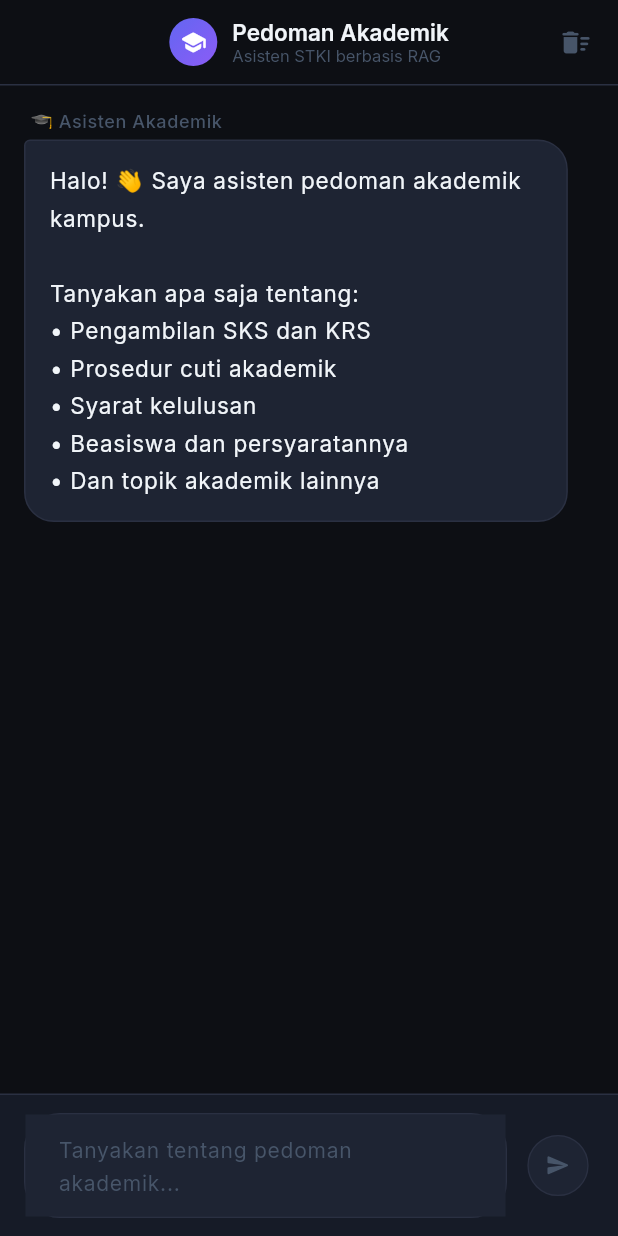
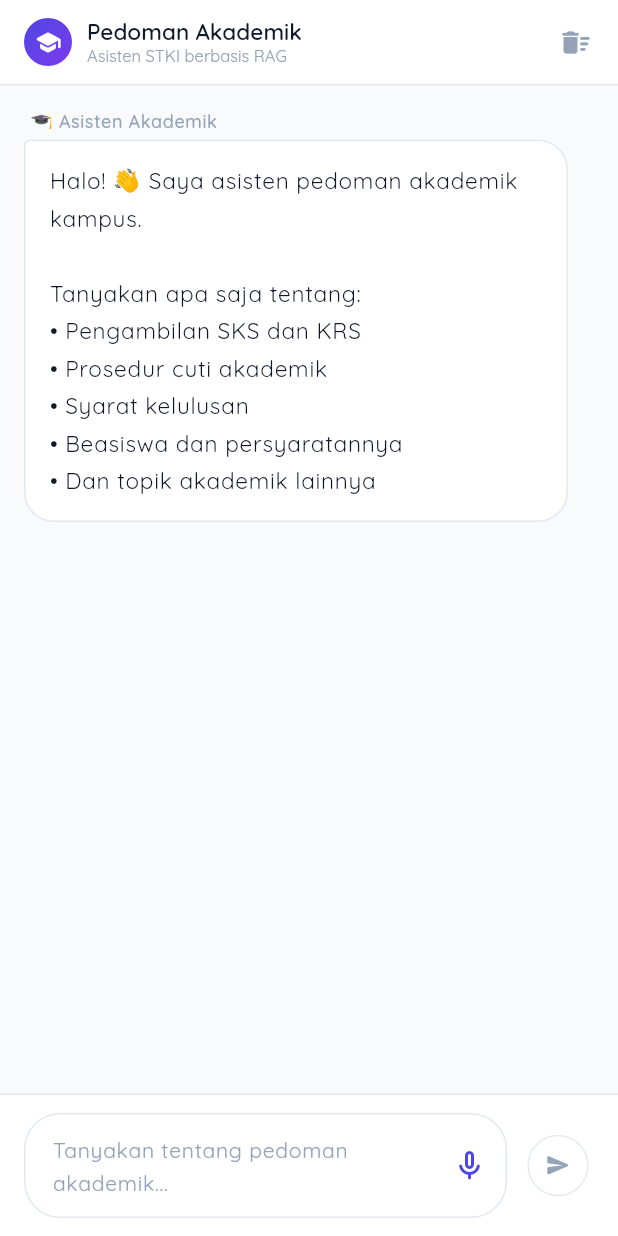
Before and after one commit to yudnata/smart-campus-assistant, a Flutter app: the screen it shows after launch, on a phone screen of 412 x 824 dp. Run offline on Flutter 3.47's test engine with Material 3 defaults, Android fonts, the light colour scheme and no system bars; drawn by our look-alikes of flutter_animate; our stand-ins replace dio, equatable, flutter_riverpod, fpdart, pretty_dio_logger.

Commit message:
feat: implement core chat screen UI and source reference panel components

```diff
--- a/mobile/lib/app.dart
+++ b/mobile/lib/app.dart
@@ -16,9 +16,9 @@ class App extends StatelessWidget {
       child: MaterialApp(
         title: 'RAG Pedoman Akademik',
         debugShowCheckedModeBanner: false,
-        themeMode: ThemeMode.dark,
-        theme: ThemeData.light(), // fallback
-        darkTheme: AppTheme.dark, // pakai dark theme
+        themeMode: ThemeMode.light,
+        theme: AppTheme.light,
+        darkTheme: AppTheme.light,
         home: const ChatScreen(),
       ),
     );
--- a/mobile/lib/core/theme/app_theme.dart
+++ b/mobile/lib/core/theme/app_theme.dart
@@ -1,31 +1,29 @@
 // ============================================================
 // core/theme/app_theme.dart
 // Design system — warna, tipografi, komponen theme
-// Dark mode premium dengan aksen biru/indigo
+// Light mode premium dengan aksen Indigo/Slate (White Mode)
 // ============================================================
 
 import 'package:flutter/material.dart';
-import 'package:google_fonts/google_fonts.dart';
 
 class AppTheme {
   AppTheme._();
 
-  // ── Color Palette ──────────────────────────────────────────
-  static const Color backgroundDark = Color(0xFF0D0F14);
-  static const Color surfaceDark = Color(0xFF161B27);
-  static const Color surfaceCard = Color(0xFF1E2433);
-  static const Color surfaceBorder = Color(0xFF2A3042);
+  // ── Color Palette (Light/White Mode) ─────────────────────────
+  static const Color backgroundLight =
+      Color(0xFFF8FAFC); // Soft slate background
+  static const Color surfaceLight = Color(0xFFFFFFFF); // Pure white surface
+  static const Color surfaceCard = Color(0xFFFFFFFF); // Cards/bubbles use white
+  static const Color surfaceBorder = Color(0xFFE2E8F0); // Light slate border
 
-  static const Color accentPrimary = Color(0xFF6366F1);   // Indigo
-  static const Color accentSecondary = Color(0xFF818CF8);  // Light Indigo
-  static const Color accentTertiary = Color(0xFF34D399);   // Emerald (similarity)
+  static const Color accentPrimary = Color(0xFF4F46E5); // Indigo-600
+  static const Color accentSecondary = Color(0xFF6366F1); // Indigo-500
+  static const Color accentTertiary = Color(0xFF10B981); // Emerald (similarity)
 
-  static const Color textPrimary = Color(0xFFF1F5F9);
-  static const Color textSecondary = Color(0xFF94A3B8);
-  static const Color textMuted = Color(0xFF475569);
-
-  static const Color userBubble = Color(0xFF4F46E5);       // User message
-  static const Color aiBubble = Color(0xFF1E2433);         // AI message
+  static const Color textPrimary =
+      Color(0xFF0F172A); // Slate-900 (High contrast)
+  static const Color textSecondary = Color(0xFF475569); // Slate-600
+  static const Color textMuted = Color(0xFF94A3B8); // Slate-400
 
   static const Color errorColor = Color(0xFFEF4444);
   static const Color successColor = Color(0xFF10B981);
@@ -36,100 +34,127 @@ class AppTheme {
     begin: Alignment.topLeft,
     end: Alignment.bottomRight,
     colors: [
-      Color(0xFF0D0F14),
-      Color(0xFF111827),
+      Color(0xFFF8FAFC),
+      Color(0xFFF1F5F9),
     ],
   );
 
   static const LinearGradient accentGradient = LinearGradient(
     begin: Alignment.topLeft,
     end: Alignment.bottomRight,
-    colors: [accentPrimary, Color(0xFF8B5CF6)],
+    colors: [accentPrimary, Color(0xFF7C3AED)],
   );
 
   static const LinearGradient userBubbleGradient = LinearGradient(
     begin: Alignment.topLeft,
     end: Alignment.bottomRight,
-    colors: [Color(0xFF4F46E5), Color(0xFF7C3AED)],
+    colors: [Color(0xFF4F46E5), Color(0xFF6366F1)],
   );
 
   // ── Typography ─────────────────────────────────────────────
-  static TextTheme get _textTheme => GoogleFonts.interTextTheme(
-        const TextTheme(
+  static TextTheme get _textTheme => const TextTheme(
         displayLarge: TextStyle(
-            fontSize: 32, fontWeight: FontWeight.w700,
-            color: textPrimary, letterSpacing: -0.5,
+          fontFamily: 'Quicksand',
+          fontSize: 32,
+          fontWeight: FontWeight.w700,
+          color: textPrimary,
+          letterSpacing: -0.5,
         ),
         displayMedium: TextStyle(
-            fontSize: 24, fontWeight: FontWeight.w700,
-            color: textPrimary, letterSpacing: -0.3,
+          fontFamily: 'Quicksand',
+          fontSize: 24,
+          fontWeight: FontWeight.w700,
+          color: textPrimary,
+          letterSpacing: -0.3,
         ),
         titleLarge: TextStyle(
-            fontSize: 18, fontWeight: FontWeight.w600,
-            color: textPrimary, letterSpacing: -0.2,
+          fontFamily: 'Quicksand',
+          fontSize: 18,
+          fontWeight: FontWeight.w600,
+          color: textPrimary,
+          letterSpacing: -0.2,
         ),
         titleMedium: TextStyle(
-            fontSize: 16, fontWeight: FontWeight.w500,
+          fontFamily: 'Quicksand',
+          fontSize: 16,
+          fontWeight: FontWeight.w500,
           color: textPrimary,
         ),
         bodyLarge: TextStyle(
-            fontSize: 15, fontWeight: FontWeight.w400,
-            color: textPrimary, height: 1.6,
+          fontFamily: 'Quicksand',
+          fontSize: 15,
+          fontWeight: FontWeight.w400,
+          color: textPrimary,
+          height: 1.6,
         ),
         bodyMedium: TextStyle(
-            fontSize: 14, fontWeight: FontWeight.w400,
-            color: textSecondary, height: 1.5,
+          fontFamily: 'Quicksand',
+          fontSize: 14,
+          fontWeight: FontWeight.w400,
+          color: textSecondary,
+          height: 1.5,
         ),
         bodySmall: TextStyle(
-            fontSize: 12, fontWeight: FontWeight.w400,
+          fontFamily: 'Quicksand',
+          fontSize: 12,
+          fontWeight: FontWeight.w400,
           color: textMuted,
         ),
         labelLarge: TextStyle(
-            fontSize: 14, fontWeight: FontWeight.w600,
-            color: textPrimary, letterSpacing: 0.1,
-          ),
+          fontFamily: 'Quicksand',
+          fontSize: 14,
+          fontWeight: FontWeight.w600,
+          color: textPrimary,
+          letterSpacing: 0.1,
         ),
       );
 
-  // ── Dark Theme ─────────────────────────────────────────────
-  static ThemeData get dark => ThemeData(
+  // ── Light Theme ─────────────────────────────────────────────
+  static ThemeData get light => ThemeData(
         useMaterial3: true,
-        brightness: Brightness.dark,
+        brightness: Brightness.light,
+        fontFamily: 'Quicksand',
         textTheme: _textTheme,
-        colorScheme: const ColorScheme.dark(
+        colorScheme: const ColorScheme.light(
           primary: accentPrimary,
           secondary: accentSecondary,
-          surface: surfaceDark,
+          surface: surfaceLight,
           error: errorColor,
           onPrimary: Colors.white,
           onSecondary: Colors.white,
           onSurface: textPrimary,
           outline: surfaceBorder,
         ),
-        scaffoldBackgroundColor: backgroundDark,
-        appBarTheme: AppBarTheme(
-          backgroundColor: backgroundDark,
+        scaffoldBackgroundColor: backgroundLight,
+        appBarTheme: const AppBarTheme(
+          backgroundColor: surfaceLight,
           elevation: 0,
           centerTitle: true,
-          titleTextStyle: GoogleFonts.inter(
+          titleTextStyle: TextStyle(
+            fontFamily: 'Quicksand',
             fontSize: 18,
             fontWeight: FontWeight.w600,
             color: textPrimary,
           ),
-          iconTheme: const IconThemeData(color: textSecondary),
+          iconTheme: IconThemeData(color: textSecondary),
         ),
         navigationBarTheme: NavigationBarThemeData(
-          backgroundColor: surfaceDark,
-          indicatorColor: accentPrimary.withOpacity(0.2),
+          backgroundColor: surfaceLight,
+          indicatorColor: accentPrimary.withValues(alpha: 0.1),
           labelTextStyle: WidgetStateProperty.resolveWith((states) {
             if (states.contains(WidgetState.selected)) {
-              return GoogleFonts.inter(fontSize: 11, fontWeight: FontWeight.w600, color: accentSecondary);
+              return const TextStyle(
+                  fontFamily: 'Quicksand',
+                  fontSize: 11,
+                  fontWeight: FontWeight.w600,
+                  color: accentPrimary);
             }
-            return GoogleFonts.inter(fontSize: 11, color: textMuted);
+            return const TextStyle(
+                fontFamily: 'Quicksand', fontSize: 11, color: textMuted);
           }),
           iconTheme: WidgetStateProperty.resolveWith((states) {
             if (states.contains(WidgetState.selected)) {
-              return const IconThemeData(color: accentSecondary, size: 22);
+              return const IconThemeData(color: accentPrimary, size: 22);
             }
             return const IconThemeData(color: textMuted, size: 22);
           }),
@@ -157,12 +182,17 @@ class AppTheme {
             borderRadius: BorderRadius.circular(16),
             borderSide: const BorderSide(color: accentPrimary, width: 1.5),
           ),
-          hintStyle: GoogleFonts.inter(color: textMuted, fontSize: 14),
-          contentPadding: const EdgeInsets.symmetric(horizontal: 16, vertical: 14),
+          hintStyle: const TextStyle(
+              fontFamily: 'Quicksand', color: textMuted, fontSize: 14),
+          contentPadding:
+              const EdgeInsets.symmetric(horizontal: 16, vertical: 14),
         ),
         dividerTheme: const DividerThemeData(
           color: surfaceBorder,
           thickness: 1,
         ),
       );
+
+  // Keep dark getter for compatibility/fallback but route it to light
+  static ThemeData get dark => light;
 }
--- a/mobile/lib/features/chat/presentation/screens/chat_screen.dart
+++ b/mobile/lib/features/chat/presentation/screens/chat_screen.dart
@@ -52,7 +52,7 @@ class _ChatScreenState extends ConsumerState<ChatScreen> {
     });
 
     return Scaffold(
-      backgroundColor: AppTheme.backgroundDark,
+      backgroundColor: AppTheme.backgroundLight,
       appBar: _buildAppBar(context, chatNotifier),
       body: Column(
         children: [
@@ -91,8 +91,9 @@ class _ChatScreenState extends ConsumerState<ChatScreen> {
   PreferredSizeWidget _buildAppBar(
       BuildContext context, ChatNotifier notifier) {
     return AppBar(
-      backgroundColor: AppTheme.backgroundDark,
+      backgroundColor: AppTheme.surfaceLight,
       elevation: 0,
+      centerTitle: false,
       title: Row(
         mainAxisSize: MainAxisSize.min,
         children: [
@@ -199,7 +200,7 @@ class _EmptyState extends StatelessWidget {
               shape: BoxShape.circle,
               boxShadow: [
                 BoxShadow(
-                  color: AppTheme.accentPrimary.withOpacity(0.3),
+                  color: AppTheme.accentPrimary.withValues(alpha: 0.3),
                   blurRadius: 24,
                 ),
               ],
--- a/mobile/lib/features/chat/presentation/widgets/message_bubble.dart
+++ b/mobile/lib/features/chat/presentation/widgets/message_bubble.dart
@@ -211,14 +211,14 @@ class _ErrorBubble extends StatelessWidget {
     return Container(
       padding: const EdgeInsets.symmetric(horizontal: 16, vertical: 12),
       decoration: BoxDecoration(
-        color: AppTheme.errorColor.withOpacity(0.1),
+        color: AppTheme.errorColor.withValues(alpha: 0.1),
         borderRadius: const BorderRadius.only(
           topLeft: Radius.circular(4),
           topRight: Radius.circular(20),
           bottomLeft: Radius.circular(20),
           bottomRight: Radius.circular(20),
         ),
-        border: Border.all(color: AppTheme.errorColor.withOpacity(0.3)),
+        border: Border.all(color: AppTheme.errorColor.withValues(alpha: 0.3)),
       ),
       child: Row(
         mainAxisSize: MainAxisSize.min,
```
Also changed, not shown: mobile/lib/features/chat/presentation/widgets/chat_input.dart (+127 -6 lines), mobile/lib/features/chat/presentation/widgets/source_panel.dart (+7 -6 lines), mobile/lib/main.dart (+4 -4 lines), mobile/pubspec.yaml (+7 -5 lines), mobile/assets/fonts/Quicksand-Bold.ttf (added), mobile/assets/fonts/Quicksand-Light.ttf (added), mobile/assets/fonts/Quicksand-Medium.ttf (added), mobile/assets/fonts/Quicksand-Regular.ttf (added), mobile/assets/fonts/Quicksand-SemiBold.ttf (added). Lines whose indentation alone changed are shown as unchanged.
